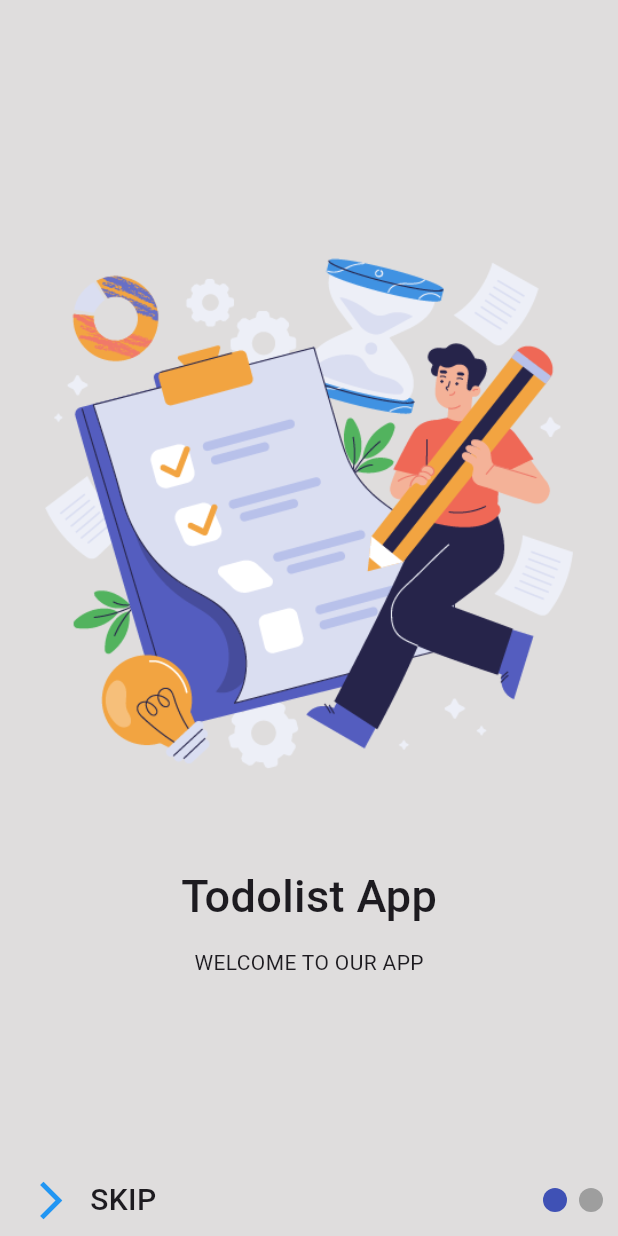
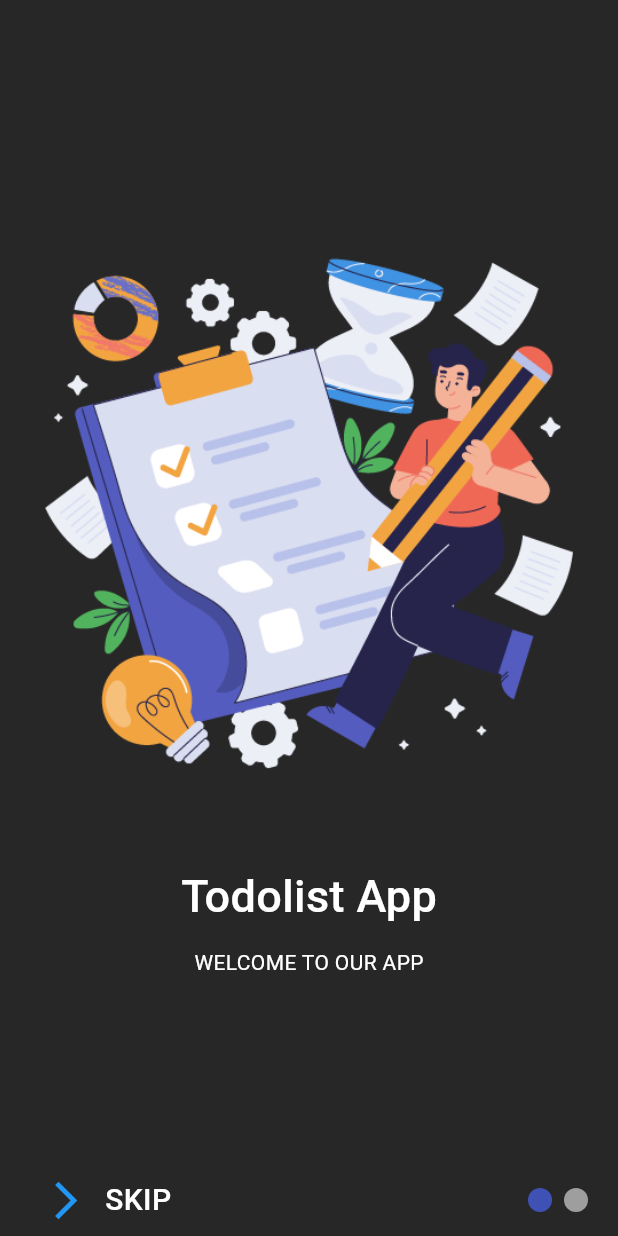
Before and after one commit to farsii/todo_list, a Flutter app: the screen it shows after launch, on a phone screen of 412 x 824 dp. Run offline on Flutter 3.47's test engine with Material 3 defaults, Android fonts, the phone set to English and light mode, and no system bars; drawn by our look-alikes of smooth_page_indicator; our stand-ins replace flutter_screenutil.

```diff
--- a/lib/core/common/widgets/fading_text.dart
+++ b/lib/core/common/widgets/fading_text.dart
@@ -17,7 +17,7 @@ class FadingText extends StatelessWidget {
       overflow: TextOverflow.fade,
       style: TextStyle(
         fontSize: fontsize,
-        color: color,
+        color: Colors.white,
       ),
 
     );
--- a/lib/features/authantication/views/on_boarding_screen.dart
+++ b/lib/features/authantication/views/on_boarding_screen.dart
@@ -1,6 +1,8 @@
 import 'package:flutter/material.dart';
 import 'package:myapp/core/common/widgets/white_space.dart';
 import 'package:myapp/core/res/image_res.dart';
+import 'package:myapp/features/authantication/views/widgets/first_page.dart';
+import 'package:myapp/features/authantication/views/widgets/second_page.dart';
 import 'package:smooth_page_indicator/smooth_page_indicator.dart';
 
 
@@ -21,7 +23,7 @@ class _OnboardingScreenState extends State<OnboardingScreen> {
   @override
   Widget build(BuildContext context) {
     return Scaffold(
-        backgroundColor: Color.fromARGB(255, 223, 221, 221),
+        backgroundColor: Color.fromARGB(255, 39, 39, 39),
         body:
         SafeArea(
           child: Stack(
@@ -33,49 +35,9 @@ class _OnboardingScreenState extends State<OnboardingScreen> {
               controller: pageController,
               children: [
 
-               Padding(
-                padding: const EdgeInsets.symmetric(horizontal:30),
-                child: Column(
-                  mainAxisAlignment: MainAxisAlignment.center,
-                  children: [
-                    Spacer(),
-                     Image.asset(Imageres.todo),
-                     const WhiteSpace(height: 50),
-
-
-                     const Text("Todolist App",
-                    style: TextStyle(
-                      fontSize: 30,
-                      fontWeight: FontWeight.w500,
-                    ),
-                    ),
-                    const WhiteSpace(height: 10),
-                    const Text("WELCOME TO OUR APP"),
-                    Spacer(),
-                     ],
-                ),
-
-              ),
+               FirstPage(),
               //2nd onboarding page
-              Column(
-                  mainAxisAlignment: MainAxisAlignment.center,
-                  children: [
-                    Spacer(),
-                     Image.asset(Imageres.todo),
-                     const WhiteSpace(height: 50),
-
-
-                     const Text("Todolist App",
-                    style: TextStyle(
-                      fontSize: 30,
-                      fontWeight: FontWeight.w500,
-                    ),
-                    ),
-                    const WhiteSpace(height: 10),
-                    const Text("WELCOME TO OUR APP"),
-                    Spacer(),
-                     ],
-                ),
+              SecondPage(),
 
 
                   ],
@@ -85,7 +47,7 @@ class _OnboardingScreenState extends State<OnboardingScreen> {
                    //skip buttons
                     Padding
                     (
-                      padding: EdgeInsets.symmetric(horizontal: 10,),
+                      padding: EdgeInsets.symmetric(horizontal: 20,),
                       child: Row(
 
                         mainAxisAlignment: MainAxisAlignment.spaceBetween,
@@ -105,6 +67,7 @@ class _OnboardingScreenState extends State<OnboardingScreen> {
                               const WhiteSpace(width: 2,),
                              const Text("SKIP",style: TextStyle(
                               fontSize: 20,
+                              color: Colors.white,
                               fontWeight: FontWeight.w500,
                             ),),
 
--- /dev/null
+++ b/lib/features/authantication/views/widgets/first_page.dart
@@ -0,0 +1,37 @@
+import 'package:flutter/material.dart';
+import 'package:myapp/core/common/widgets/white_space.dart';
+import 'package:myapp/core/res/image_res.dart';
+class FirstPage extends StatelessWidget {
+  const FirstPage({super.key});
+
+  @override
+  Widget build(BuildContext context) {
+    return  Padding(
+                padding:  EdgeInsets.symmetric(horizontal:30),
+                child: Column(
+                  mainAxisAlignment: MainAxisAlignment.center,
+                  children: [
+                    Spacer(),
+                     Image.asset(Imageres.todo),
+                     const WhiteSpace(height: 50),
+
+
+                     const Text("Todolist App",
+                    style: TextStyle(
+                      fontSize: 30,
+                      color: Colors.white,
+                      fontWeight: FontWeight.w500,
+                    ),
+                    ),
+                    const WhiteSpace(height: 10),
+                    const Text("WELCOME TO OUR APP",
+                    style: TextStyle(
+                      color: Colors.white,
+                    ),),
+                    Spacer(),
+                     ],
+                ),
+
+              );
+  }
+}
```
Also changed, not shown: lib/features/authantication/views/widgets/second_page.dart (added, +40 -0 lines).
